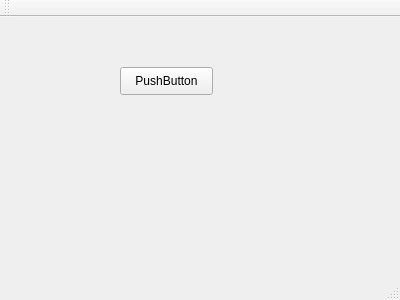
Above: mainwindow.ui from arackaf/booklist-desktop before the change. Below: the same form after it.
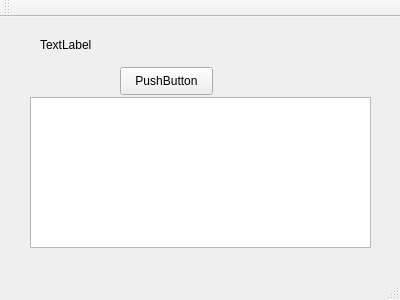
That is the form after the change.

Patch:
```diff
--- a/mainwindow.ui
+++ b/mainwindow.ui
@@ -27,6 +27,29 @@
      <string>PushButton</string>
     </property>
    </widget>
+   <widget class="QLabel" name="myLabel">
+    <property name="geometry">
+     <rect>
+      <x>40</x>
+      <y>20</y>
+      <width>59</width>
+      <height>16</height>
+     </rect>
+    </property>
+    <property name="text">
+     <string>TextLabel</string>
+    </property>
+   </widget>
+   <widget class="QPlainTextEdit" name="textEdit">
+    <property name="geometry">
+     <rect>
+      <x>30</x>
+      <y>80</y>
+      <width>341</width>
+      <height>151</height>
+     </rect>
+    </property>
+   </widget>
   </widget>
   <widget class="QMenuBar" name="menuBar">
    <property name="geometry">
```
Left out of the diff: 2 changed lines with no effect on the pictures.
